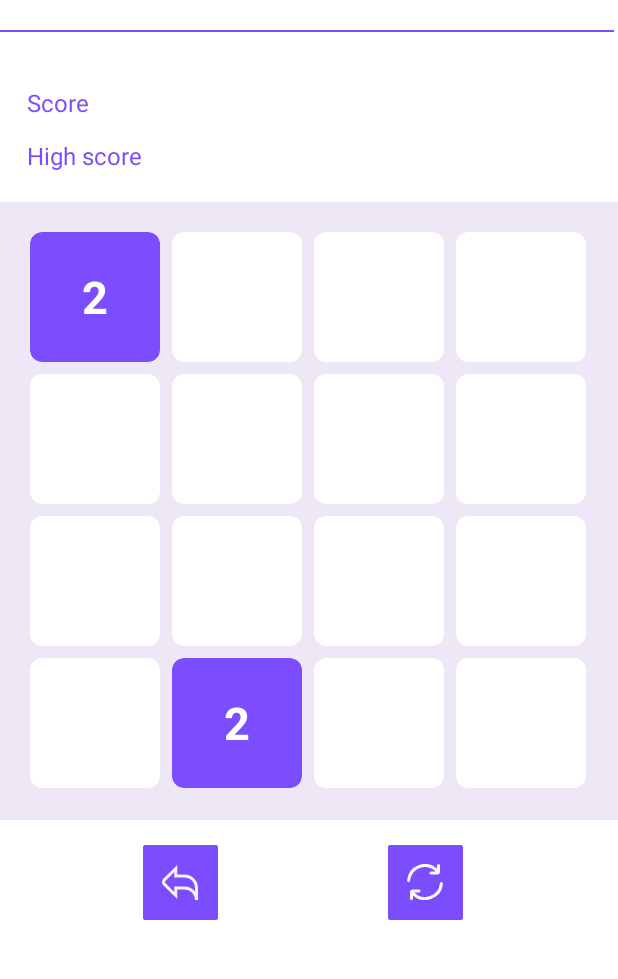
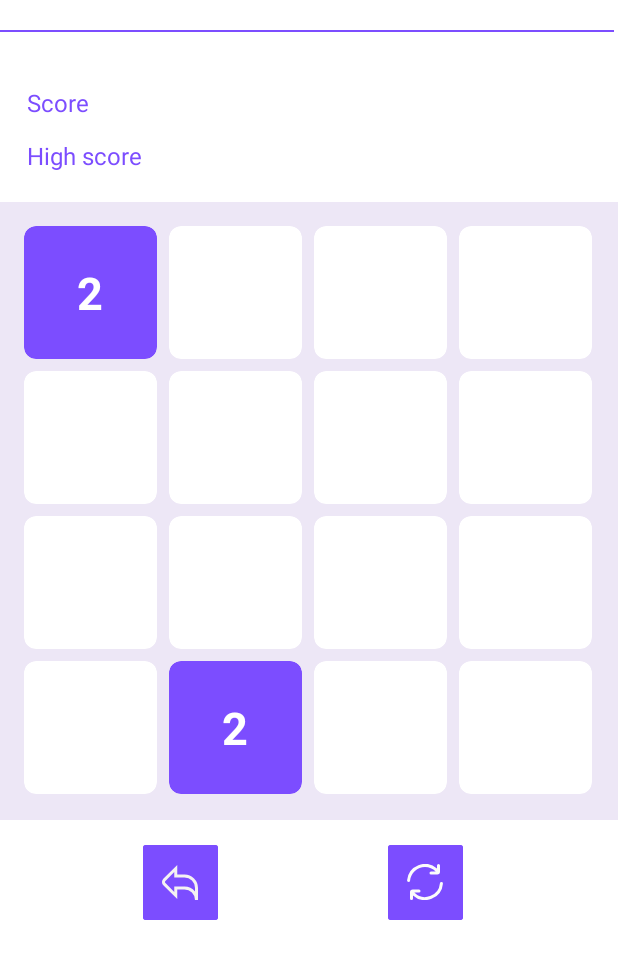
Before and after one commit to a19k/2048-Puzzle-Game, an Android app: the MainActivity screen opened directly, with no data from a screen before it, on a phone screen of 412 x 824 dp, the part 130-1109 px from its top. Run offline under Robolectric (Android 15) with nearby library versions, the phone set to English and light mode, and no system bars.

Commit message:
separated tile view management to a separate TileViewManager.java

```diff
--- a/app/src/main/java/com/example/rma_2_anis_karic/MainActivity.java
+++ b/app/src/main/java/com/example/rma_2_anis_karic/MainActivity.java
@@ -1,15 +1,14 @@
 package com.example.rma_2_anis_karic;
 
 import android.annotation.SuppressLint;
-import android.content.Context;
 import android.content.Intent;
 import android.content.res.Resources;
-import android.graphics.Color;
 import android.os.Bundle;
-import android.util.Log;
 import android.view.GestureDetector;
 import android.view.MotionEvent;
 import android.view.View;
+import android.view.animation.Animation;
+import android.view.animation.AnimationSet;
 import android.widget.Button;
 import android.widget.FrameLayout;
 import android.widget.TextView;
@@ -21,8 +20,6 @@ import androidx.core.view.ViewCompat;
 import androidx.core.view.WindowInsetsCompat;
 import androidx.lifecycle.Observer;
 import androidx.lifecycle.ViewModelProvider;
-import androidx.recyclerview.widget.GridLayoutManager;
-import androidx.recyclerview.widget.RecyclerView;
 
 import java.util.List;
 
@@ -43,15 +40,16 @@ public class MainActivity extends AppCompatActivity {
     private int primaryColor;
     private int paleColor;
     private int maxTileOnBoard;
-    private List<Tile>  previousGrid;
 
     //UI LOGIC INSTANCES
     private Manager manager;
     private GestureDetector gestureDetector;
+    private TileViewManager tileViewManager;
 
     //CONSTANTS
     private final int screenWidth = Resources.getSystem().getDisplayMetrics().widthPixels;
-    private final int tileSize = (screenWidth - dpToPx(32)) /4;
+    private final int tileSize = (screenWidth - dpToPx(56)) /4; // 2 * 16(padding) + 3 * 8(gap), 4 tiles
+    private final int tileMargin = dpToPx(8);
     private static final String TAG = "grid/gridTiles";//DEBUG TAG
 
 
@@ -67,16 +65,18 @@ public class MainActivity extends AppCompatActivity {
             return insets;
         });
 
-
         setUpViewReferences();
 
         setPrimaryColor(getColor(R.color.purple));
         setPaleColor(getColor(R.color.purple_pale));
         applyColor();
 
-
         //VIEWMODEL
         manager = new ViewModelProvider(this).get(Manager.class);
+
+        //TILE VIEW MANAGER
+        tileViewManager = new TileViewManager(findViewById(R.id.grid), this, tileSize, tileMargin);
+        Tile.resetID_COUNTER();
 
         //GESTURE DETECTOR
         gestureDetector = new GestureDetector(this, new SwipeListener() {
@@ -102,7 +102,7 @@ public class MainActivity extends AppCompatActivity {
         manager.getTiles().observe(this, new Observer<List<Tile>>() {
             @Override
             public void onChanged(List<Tile> tiles) {
-                updateGrid(tiles);
+                tileViewManager.updateGrid(tiles);
                 colorizeUI(tiles);
             }
         });
@@ -119,7 +119,6 @@ public class MainActivity extends AppCompatActivity {
             }
         });
 
-
         //VIEW LISTENERS
         gameTitle.setOnClickListener(new View.OnClickListener() {
             @Override
@@ -127,7 +126,7 @@ public class MainActivity extends AppCompatActivity {
                 Intent intent = new Intent(MainActivity.this, SplashActivity.class);
                 startActivity(intent);
                 // Optional: finish() MainActivity if you don't want to return to it
-                // finish();
+                finish();
             }
         });
         resetButton.setOnClickListener(new View.OnClickListener() {
@@ -162,25 +161,6 @@ public class MainActivity extends AppCompatActivity {
         scoreLabel = (TextView) findViewById(R.id.scoreLabel);
         hiScoreLabel = (TextView) findViewById(R.id.hiscoreLabel);
         divider = findViewById(R.id.divider);
-    }
-
-    //UPDATE
-    private void updateGrid(List<Tile> tiles){
-        grid.removeAllViews();
-
-        for (Tile currentTile : tiles){
-            TileView currentTileView = new TileView(this);
-            currentTileView.setValue(currentTile.getValue(), this);
-
-            FrameLayout.LayoutParams layoutParams = new FrameLayout.LayoutParams(tileSize,tileSize);
-            layoutParams.leftMargin = currentTile.getCol() * tileSize;
-            layoutParams.topMargin = currentTile.getRow() * tileSize;
-
-            grid.addView(currentTileView,layoutParams);
-        }
-    }
-    private void animateChanges(List<Tile> newTiles){
-
     }
 
     //COLORING
--- a/app/src/main/java/com/example/rma_2_anis_karic/Tile.java
+++ b/app/src/main/java/com/example/rma_2_anis_karic/Tile.java
@@ -40,17 +40,14 @@ public class Tile {
         this.value = value;
     }
 
+    public static void resetID_COUNTER() { ID_COUNTER = 0; }
+
 
     @Override
     public boolean equals(Object o) {
         if (o == null || getClass() != o.getClass()) return false;
         Tile tile = (Tile) o;
         return id == tile.id && row == tile.row && col == tile.col && value == tile.value;
-    }
-
-    @Override
-    public int hashCode() {
-        return Objects.hash(id, row, col, value);
     }
 
     @Override
--- a/app/src/main/java/com/example/rma_2_anis_karic/TileView.java
+++ b/app/src/main/java/com/example/rma_2_anis_karic/TileView.java
@@ -15,52 +15,14 @@ import androidx.cardview.widget.CardView;
 import androidx.core.content.ContextCompat;
 
 public class TileView extends FrameLayout {
-
     private CardView tileCard;
     private TextView tileText;
 
     public TileView(@NonNull Context context) {
         super(context);
-        init(context);
     }
     public TileView(@NonNull Context context, @Nullable AttributeSet attrs) {
         super(context, attrs);
-        init(context);
-    }
-
-    private void init(Context context){
-        LayoutInflater.from(context).inflate(R.layout.tile,this,true);
-        tileCard = findViewById(R.id.tileCard);
-        tileText = findViewById(R.id.tileText);
-    }
-
-    public void setValue(int value, Context context){
-        if (value == 0)
-            tileText.setText("");
-        else
-            tileText.setText(String.valueOf(value));
-
-        tileCard.setCardBackgroundColor(getTileColor(value, context));
-    }
-
-    public static int getTileColor(int tileValue, Context context) {
-        int colorResId;
-        switch (tileValue) {
-            case 0:    colorResId = R.color.white; break;
-            case 2:    colorResId = R.color.purple; break;
-            case 4:    colorResId = R.color.bluedark; break;
-            case 8:    colorResId = R.color.blue; break;
-            case 16:   colorResId = R.color.teal; break;
-            case 32:   colorResId = R.color.green; break;
-            case 64:   colorResId = R.color.lime; break;
-            case 128:  colorResId = R.color.piss; break;
-            case 256:  colorResId = R.color.yellow; break;
-            case 512:  colorResId = R.color.orange; break;
-            case 1024: colorResId = R.color.pink; break;
-            case 2048: colorResId = R.color.red; break;
-            default:   colorResId = R.color.white;
-        }
-        return ContextCompat.getColor(context, colorResId);
     }
 
     @Override
--- /dev/null
+++ b/app/src/main/java/com/example/rma_2_anis_karic/TileViewManager.java
@@ -0,0 +1,126 @@
+package com.example.rma_2_anis_karic;
+
+import android.content.Context;
+import android.util.Log;
+import android.view.LayoutInflater;
+import android.view.View;
+import android.widget.FrameLayout;
+import android.widget.TextView;
+
+import androidx.cardview.widget.CardView;
+import androidx.core.content.ContextCompat;
+
+import java.util.HashMap;
+import java.util.List;
+import java.util.Map;
+
+public class TileViewManager {
+    private final FrameLayout grid;
+    private final Context context;
+    private final int tileSize;
+    private final int tileMargin;
+    private final HashMap<Long, View> idView_map = new HashMap<>();
+
+    public TileViewManager(FrameLayout grid, Context context, int tileSize, int tileMargin) {
+        this.grid = grid;
+        this.context = context;
+        this.tileSize = tileSize;
+        this.tileMargin = tileMargin;
+    }
+
+    public void updateGrid(List<Tile> tiles){
+        Map<Long, Tile> idTile_map = new HashMap<>();
+        for (Tile tile : tiles) idTile_map.put(tile.getId(),tile);
+
+        for (Long id : idView_map.keySet())
+            if (!idTile_map.containsKey(id)){
+                View view = idView_map.get(id);
+                grid.removeView(view);
+            }
+
+        idView_map.keySet().retainAll(idTile_map.keySet());
+
+        for (Tile tile : tiles){
+            View view = idView_map.get(tile.getId());
+
+            if (view == null){
+                view = createTileView(tile);
+                grid.addView(view);
+                idView_map.put(tile.getId(),view);
+                //spawn tile animation
+            }
+            else {
+                updateTileView(view,tile);
+                //move tile animation
+            }
+        }
+    }
+
+    private View createTileView(Tile tile) {
+        View view = LayoutInflater.from(context).inflate(R.layout.tile, grid, false);
+        updateTileView(view, tile);
+
+        FrameLayout.LayoutParams layoutParams = new FrameLayout.LayoutParams(tileSize, tileSize);
+        view.setX(tile.getCol() * (tileSize + tileMargin));
+        view.setY(tile.getRow() * (tileSize + tileMargin));
+        view.setLayoutParams(layoutParams);
+        view.setTag(tile.getId());
+
+        return view;
+    }
+    private void updateTileView(View view, Tile tile) {
+        CardView card = view.findViewById(R.id.tileCard);
+        TextView text = view.findViewById(R.id.tileText);
+
+        if (tile.getValue() == 0)
+            text.setText("");
+        else
+            text.setText(String.valueOf(tile.getValue()));
+
+        card.setCardBackgroundColor(getTileColor(tile.getValue(), context));
+    }
+    private int getTileColor(int tileValue, Context context) {
+        int colorResId;
+        switch (tileValue) {
+            case 0:
+                colorResId = R.color.white;
+                break;
+            case 2:
+                colorResId = R.color.purple;
+                break;
+            case 4:
+                colorResId = R.color.bluedark;
+                break;
+            case 8:
+                colorResId = R.color.blue;
+                break;
+            case 16:
+                colorResId = R.color.teal;
+                break;
+            case 32:
+                colorResId = R.color.green;
+                break;
+            case 64:
+                colorResId = R.color.lime;
+                break;
+            case 128:
+                colorResId = R.color.piss;
+                break;
+            case 256:
+                colorResId = R.color.yellow;
+                break;
+            case 512:
+                colorResId = R.color.orange;
+                break;
+            case 1024:
+                colorResId = R.color.pink;
+                break;
+            case 2048:
+                colorResId = R.color.red;
+                break;
+            default:
+                colorResId = R.color.white;
+        }
+        return ContextCompat.getColor(context, colorResId);
+    }
+}
--- a/app/src/main/res/layout/tile.xml
+++ b/app/src/main/res/layout/tile.xml
@@ -4,7 +4,7 @@
     android:id="@+id/tileCard"
     android:layout_width="match_parent"
     android:layout_height="match_parent"
-    android:layout_margin="4dp"
+    android:layout_margin="8dp"
     app:cardCornerRadius="8dp"
     app:cardElevation="0dp"
     app:layout_constraintDimensionRatio="1:1"
```
Also changed, not shown: app/src/main/java/com/example/rma_2_anis_karic/Board.java (+5 -2 lines).
